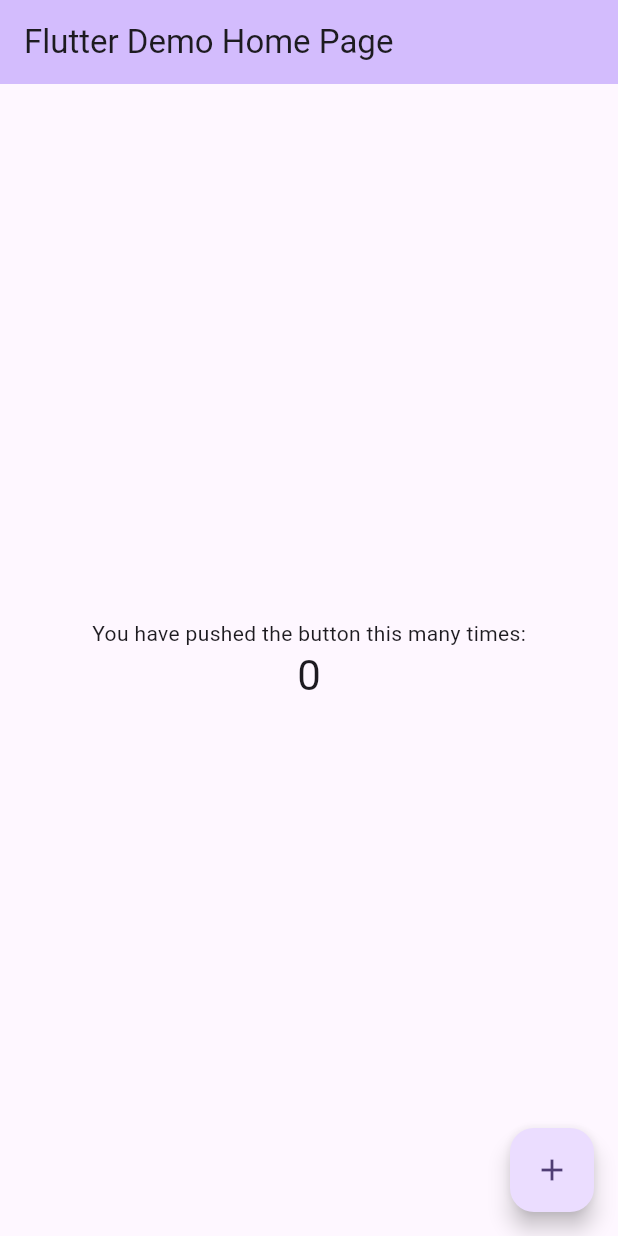
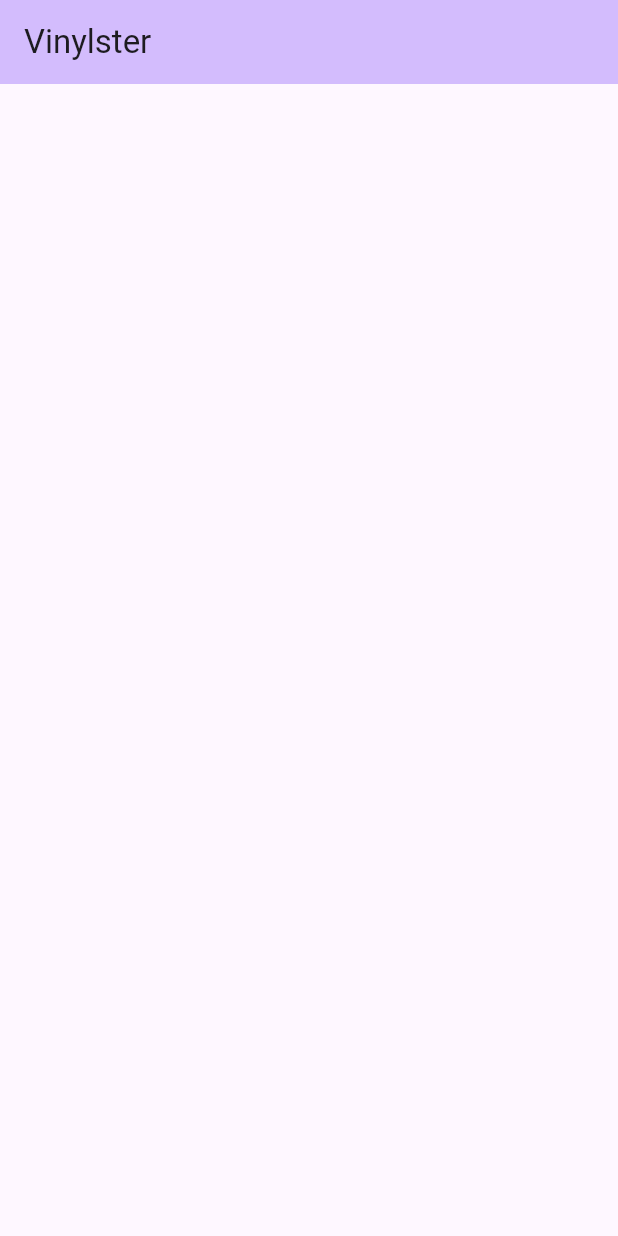
Before and after one commit to VesuviusInc/Vinylster_ZAPP_26, a Flutter app: the screen it shows after launch, on a phone screen of 412 x 824 dp. Run offline on Flutter 3.47's test engine with Material 3 defaults, Android fonts, the phone set to English and light mode, and no system bars.

Commit message:
Removed flutter example code

```diff
--- a/lib/main.dart
+++ b/lib/main.dart
@@ -7,115 +7,28 @@
 class MyApp extends StatelessWidget {
   const MyApp({super.key});
 
-  // This widget is the root of your application.
   @override
   Widget build(BuildContext context) {
     return MaterialApp(
-      title: 'Flutter Demo',
-      theme: ThemeData(
-        // This is the theme of your application.
-        //
-        // TRY THIS: Try running your application with "flutter run". You'll see
-        // the application has a purple toolbar. Then, without quitting the app,
-        // try changing the seedColor in the colorScheme below to Colors.green
-        // and then invoke "hot reload" (save your changes or press the "hot
-        // reload" button in a Flutter-supported IDE, or press "r" if you used
-        // the command line to start the app).
-        //
-        // Notice that the counter didn't reset back to zero; the application
-        // state is not lost during the reload. To reset the state, use hot
-        // restart instead.
-        //
-        // This works for code too, not just values: Most code changes can be
-        // tested with just a hot reload.
-        colorScheme: .fromSeed(seedColor: Colors.deepPurple),
-      ),
-      home: const MyHomePage(title: 'Flutter Demo Home Page'),
+      title: 'Vinylster',
+      theme: ThemeData(colorScheme: .fromSeed(seedColor: Colors.deepPurple)),
+      home: const VinylsterHomePage(),
     );
   }
 }
 
-class MyHomePage extends StatefulWidget {
-  const MyHomePage({super.key, required this.title});
-
-  // This widget is the home page of your application. It is stateful, meaning
-  // that it has a State object (defined below) that contains fields that affect
-  // how it looks.
-
-  // This class is the configuration for the state. It holds the values (in this
-  // case the title) provided by the parent (in this case the App widget) and
-  // used by the build method of the State. Fields in a Widget subclass are
-  // always marked "final".
-
-  final String title;
-
-  @override
-  State<MyHomePage> createState() => _MyHomePageState();
-}
-
-class _MyHomePageState extends State<MyHomePage> {
-  int _counter = 0;
-
-  void _incrementCounter() {
-    setState(() {
-      // This call to setState tells the Flutter framework that something has
-      // changed in this State, which causes it to rerun the build method below
-      // so that the display can reflect the updated values. If we changed
-      // _counter without calling setState(), then the build method would not be
-      // called again, and so nothing would appear to happen.
-      _counter++;
-    });
-  }
+class VinylsterHomePage extends StatelessWidget {
+  const VinylsterHomePage({super.key});
 
   @override
   Widget build(BuildContext context) {
-    // This method is rerun every time setState is called, for instance as done
-    // by the _incrementCounter method above.
-    //
-    // The Flutter framework has been optimized to make rerunning build methods
-    // fast, so that you can just rebuild anything that needs updating rather
-    // than having to individually change instances of widgets.
     return Scaffold(
       appBar: AppBar(
-        // TRY THIS: Try changing the color here to a specific color (to
-        // Colors.amber, perhaps?) and trigger a hot reload to see the AppBar
-        // change color while the other colors stay the same.
         backgroundColor: Theme.of(context).colorScheme.inversePrimary,
-        // Here we take the value from the MyHomePage object that was created by
-        // the App.build method, and use it to set our appbar title.
-        title: Text(widget.title),
+        title: Text("Vinylster"),
       ),
-      body: Center(
-        // Center is a layout widget. It takes a single child and positions it
-        // in the middle of the parent.
-        child: Column(
-          // Column is also a layout widget. It takes a list of children and
-          // arranges them vertically. By default, it sizes itself to fit its
-          // children horizontally, and tries to be as tall as its parent.
-          //
-          // Column has various properties to control how it sizes itself and
-          // how it positions its children. Here we use mainAxisAlignment to
-          // center the children vertically; the main axis here is the vertical
-          // axis because Columns are vertical (the cross axis would be
-          // horizontal).
-          //
-          // TRY THIS: Invoke "debug painting" (choose the "Toggle Debug Paint"
-          // action in the IDE, or press "p" in the console), to see the
-          // wireframe for each widget.
-          mainAxisAlignment: .center,
-          children: [
-            const Text('You have pushed the button this many times:'),
-            Text(
-              '$_counter',
-              style: Theme.of(context).textTheme.headlineMedium,
-            ),
-          ],
-        ),
-      ),
-      floatingActionButton: FloatingActionButton(
-        onPressed: _incrementCounter,
-        tooltip: 'Increment',
-        child: const Icon(Icons.add),
+      body: Column(
+
       ),
     );
   }
```
